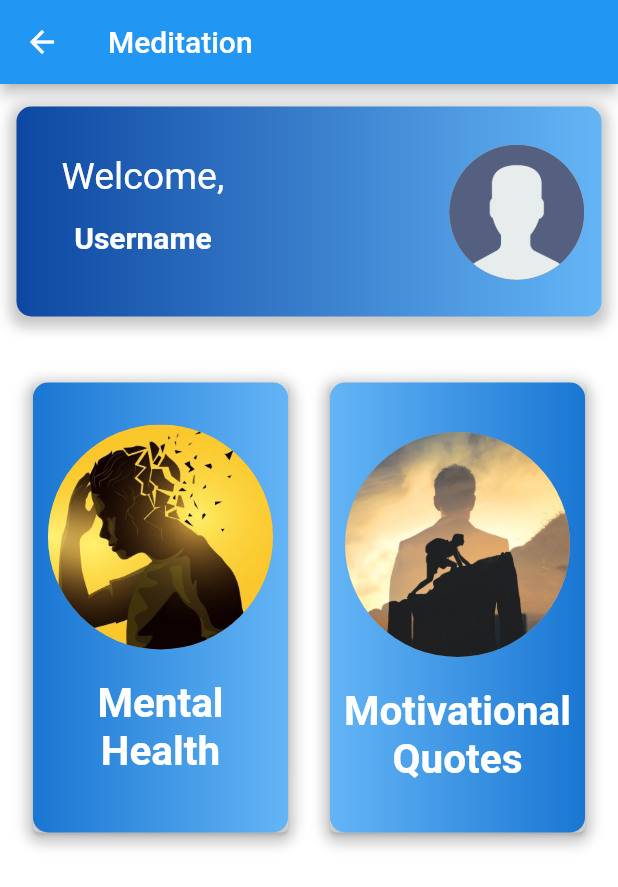
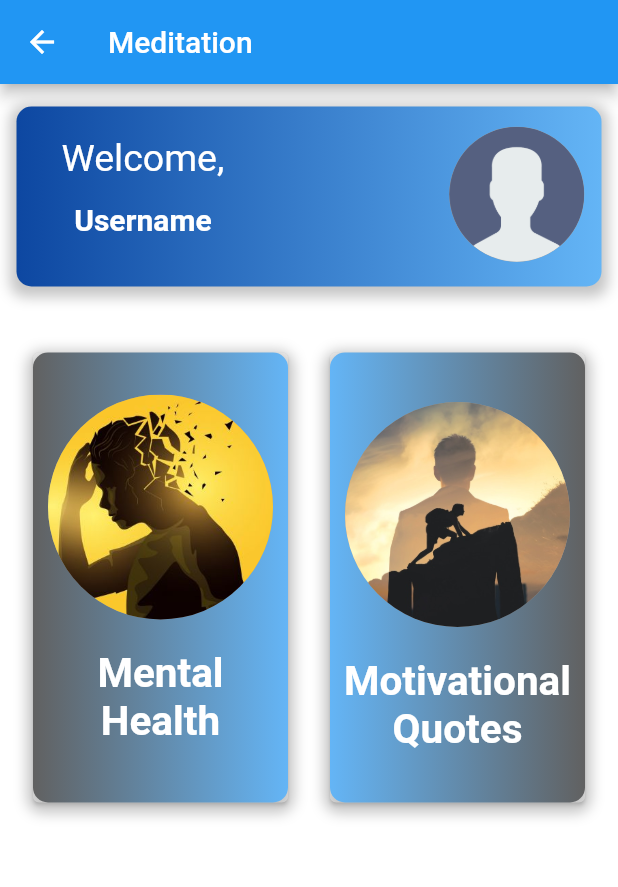
Before and after one commit to devAbdulAzizUmar/scene-it, a Flutter app: the MindHomePage screen opened by its route, on a phone screen of 412 x 824 dp. Shown: the top 887 px of the screen. Run offline on Flutter 3.47's test engine with Material 2 defaults, Android fonts, the light colour scheme and no system bars; our stand-ins replace audioplayers, flutter_secure_storage, jwt_decoder; missing offline and left inert: arcore_flutter_plugin, arkit_plugin, assets_audio_player_web, image_picker_for_web, time_ago_provider; accounts and stored records are empty.

Commit message:
Update mind-home.dart

```diff
--- a/lib/Screens/mind-home.dart
+++ b/lib/Screens/mind-home.dart
@@ -25,9 +25,9 @@ class _MeditationhomeState extends State<MindHomePage> {
        child:Column(children: [
          SizedBox(height: 15,),
       Container(
-                padding:EdgeInsets.only(top:12),
+               // padding:EdgeInsets.only(top:12),
                    //alignment: Alignment.bottomLeft,
-                   height: 140,
+                   height: 120,
                    width: 390,
                    decoration: BoxDecoration(
                    borderRadius: BorderRadius.circular(10),
@@ -101,7 +101,7 @@ class _MeditationhomeState extends State<MindHomePage> {
                    decoration: BoxDecoration(
                    borderRadius: BorderRadius.circular(10),
                     gradient: LinearGradient(colors:[
-                    Colors.blue[700],
+                    Colors.grey[700],
                     Colors.blue[300]
                     ]),
                    boxShadow:[ BoxShadow(color: Colors.grey.withOpacity(0.6),
@@ -149,7 +149,7 @@ class _MeditationhomeState extends State<MindHomePage> {
                    borderRadius: BorderRadius.circular(10),
                    gradient: LinearGradient(colors:[
                     Colors.blue[300],
-                    Colors.blue[700]
+                    Colors.grey[700]
                ]),
                    boxShadow:[ BoxShadow(color: Colors.grey.withOpacity(0.6),
                    spreadRadius:4,
```
